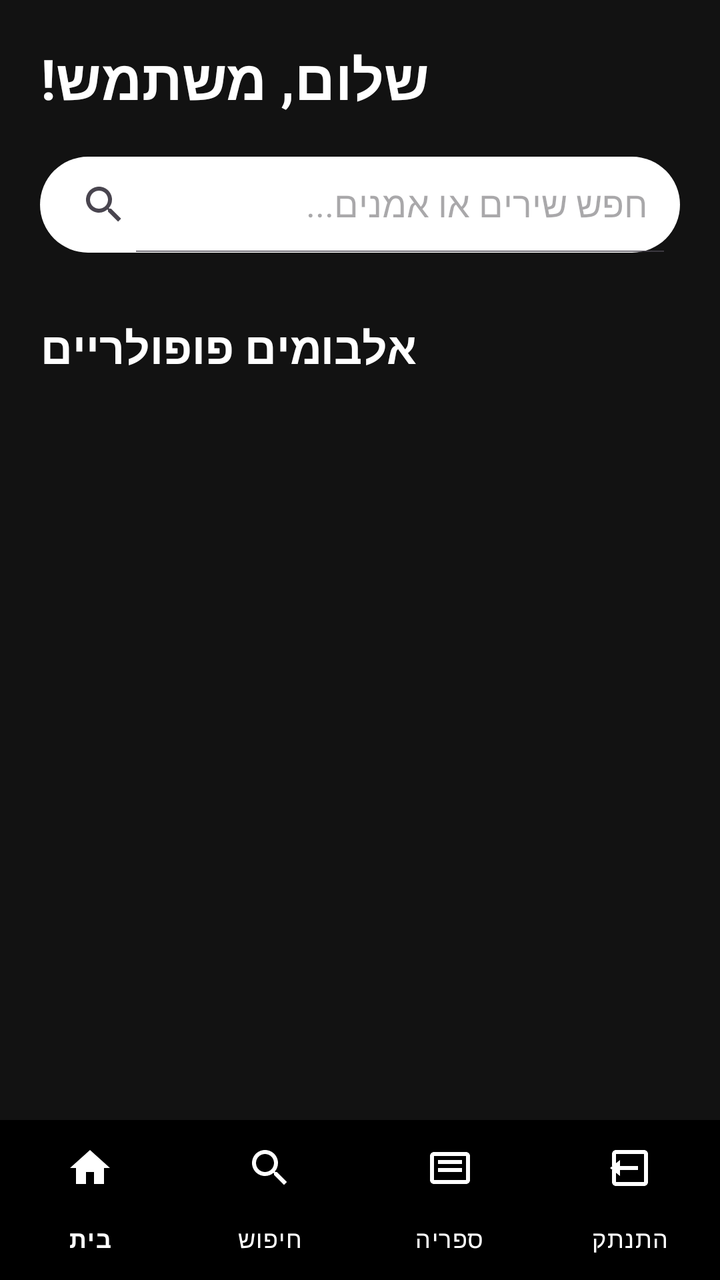
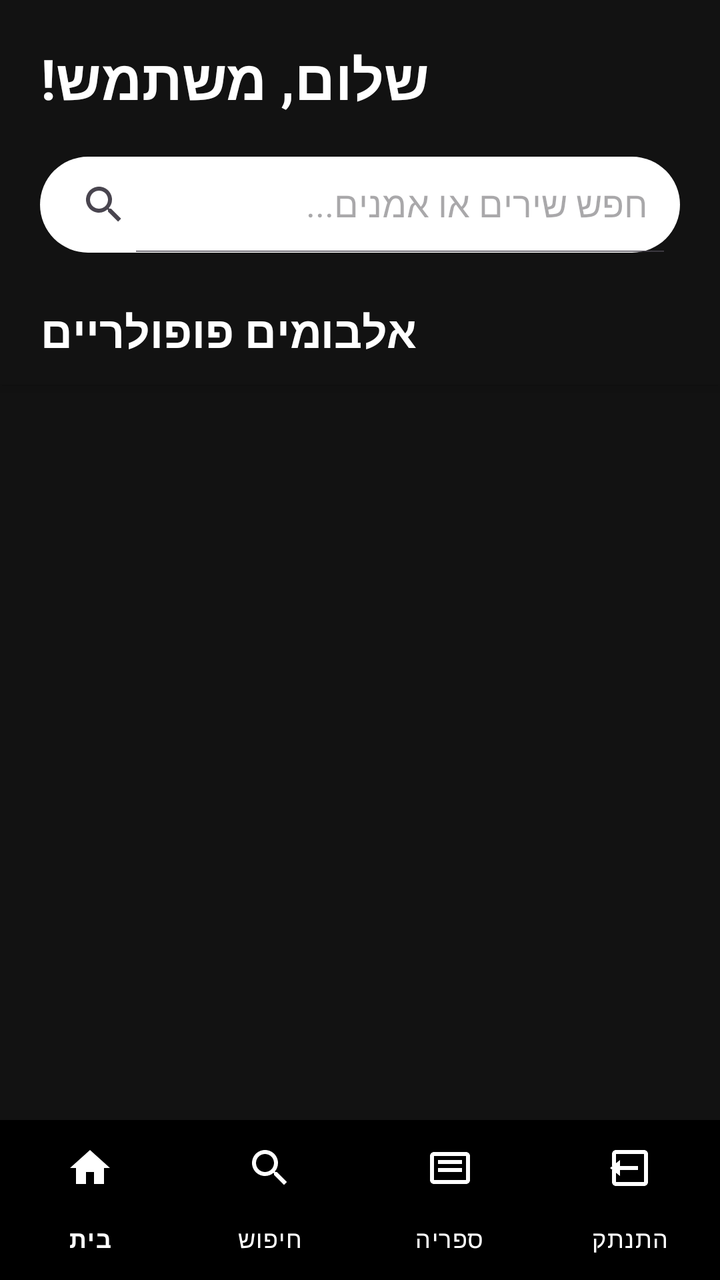

An Android layout rendered at two revisions. The XML below is the earlier revision; the diff shows what the commit changed to produce the second picture.
<!-- AndroidManifest.xml: application theme Theme.SpotifyClone -->
<!-- res/layout/activity_home.xml -->
<?xml version="1.0" encoding="utf-8"?>
<RelativeLayout xmlns:android="http://schemas.android.com/apk/res/android"
    xmlns:app="http://schemas.android.com/apk/res-auto"
    xmlns:tools="http://schemas.android.com/tools"
    android:layout_width="match_parent"
    android:layout_height="match_parent"
    android:background="#121212">

    <ScrollView
        android:id="@+id/mainContent"
        android:layout_width="match_parent"
        android:layout_height="match_parent"
        android:layout_above="@id/miniPlayer"
        android:fillViewport="true">

        <LinearLayout
            android:layout_width="match_parent"
            android:layout_height="wrap_content"
            android:orientation="vertical">

            <TextView
                android:id="@+id/welcomeText"
                android:layout_width="wrap_content"
                android:layout_height="wrap_content"
                android:text="שלום, משתמש!"
                android:textColor="#FFFFFF"
                android:textSize="28sp"
                android:textStyle="bold"
                android:layout_margin="20dp"
                android:layoutDirection="rtl" />

            <androidx.appcompat.widget.SearchView
                android:id="@+id/searchView"
                android:layout_width="match_parent"
                android:layout_height="wrap_content"
                android:layout_marginHorizontal="20dp"
                android:layout_marginBottom="16dp"
                android:background="@drawable/search_background"
                app:queryHint="חפש שירים או אמנים..."
                app:iconifiedByDefault="false"
                android:layoutDirection="rtl" />

            <HorizontalScrollView
                android:layout_width="match_parent"
                android:layout_height="wrap_content"
                android:scrollbars="none"
                android:layout_marginBottom="16dp">

                <LinearLayout
                    android:id="@+id/categoryContainer"
                    android:layout_width="wrap_content"
                    android:layout_height="wrap_content"
                    android:orientation="horizontal"
                    android:paddingStart="16dp"
                    android:paddingEnd="16dp"
                    android:layoutDirection="rtl" />
            </HorizontalScrollView>

            <TextView
                android:layout_width="wrap_content"
                android:layout_height="wrap_content"
                android:text="אלבומים פופולריים"
                android:textColor="#FFFFFF"
                android:textSize="22sp"
                android:textStyle="bold"
                android:layout_marginStart="20dp"
                android:layout_marginEnd="20dp"
                android:layout_marginBottom="12dp"
                android:layoutDirection="rtl" />

            <androidx.recyclerview.widget.RecyclerView
                android:id="@+id/recyclerView"
                android:layout_width="match_parent"
                android:layout_height="wrap_content"
                android:paddingStart="12dp"
                android:paddingEnd="12dp"
                android:clipToPadding="false"
                android:nestedScrollingEnabled="false"
                app:layoutManager="androidx.recyclerview.widget.GridLayoutManager"
                app:spanCount="2"
                tools:listitem="@layout/item_song" />

            <View
                android:layout_width="match_parent"
                android:layout_height="120dp" />

        </LinearLayout>
    </ScrollView>

    <LinearLayout
        android:id="@+id/miniPlayer"
        android:layout_width="match_parent"
        android:layout_height="70dp"
        android:layout_above="@id/bottom_navigation"
        android:background="#282828"
        android:orientation="horizontal"
        android:gravity="center_vertical"
        android:paddingStart="12dp"
        android:paddingEnd="12dp"
        android:visibility="gone"
        android:elevation="8dp">
    </LinearLayout>

    <com.google.android.material.bottomnavigation.BottomNavigationView
        android:id="@+id/bottom_navigation"
        android:layout_width="match_parent"
        android:layout_height="wrap_content"
        android:layout_alignParentBottom="true"
        android:background="#000000"
        app:itemIconTint="@android:color/white"
        app:itemTextColor="@android:color/white"
        app:menu="@menu/bottom_nav_menu"
        app:labelVisibilityMode="labeled" />

</RelativeLayout>
<!-- res/layout/item_song.xml (included above) -->
<?xml version="1.0" encoding="utf-8"?>
<androidx.cardview.widget.CardView
    xmlns:android="http://schemas.android.com/apk/res/android"
    xmlns:app="http://schemas.android.com/apk/res-auto"
    android:layout_width="match_parent"
    android:layout_height="wrap_content"
    android:layout_margin="8dp"
    app:cardCornerRadius="8dp"
    app:cardElevation="4dp">

    <LinearLayout
        android:layout_width="match_parent"
        android:layout_height="wrap_content"
        android:orientation="vertical"
        android:padding="8dp">

        <ImageView
            android:id="@+id/songImage"
            android:layout_width="match_parent"
            android:layout_height="120dp"
            android:scaleType="centerCrop"
            android:src="@drawable/ic_launcher_background" />

        <TextView
            android:id="@+id/songTitle"
            android:layout_width="match_parent"
            android:layout_height="wrap_content"
            android:layout_marginTop="4dp"
            android:ellipsize="end"
            android:maxLines="1"
            android:text="שם השיר"
            android:textColor="@android:color/black"
            android:textSize="14sp"
            android:textStyle="bold" />

        <TextView
            android:id="@+id/songArtist"
            android:layout_width="match_parent"
            android:layout_height="wrap_content"
            android:ellipsize="end"
            android:maxLines="1"
            android:text="שם האמן"
            android:textColor="@android:color/darker_gray"
            android:textSize="12sp" />

    </LinearLayout>
</androidx.cardview.widget.CardView>
<!-- resources referenced by this layout -->
<resources>
  <!-- drawable ic_launcher_background: vector/xml drawable (drawable, 4866 chars, omitted) -->
  <!-- drawable search_background (drawable) -->
  <?xml version="1.0" encoding="utf-8"?>
  <shape xmlns:android="http://schemas.android.com/apk/res/android">
      <solid android:color="#FFFFFF" />
      <corners android:radius="25dp" />
  </shape>
  <style name="Theme.SpotifyClone" parent="Base.Theme.SpotifyClone" />
  <style name="Base.Theme.SpotifyClone" parent="Theme.Material3.DayNight.NoActionBar">
          
          
      </style>
</resources>

<!-- the commit's change to res/layout/activity_home.xml (unified diff, before → after) -->
@@ -6,86 +6,77 @@
     android:layout_height="match_parent"
     android:background="#121212">
 
-    <ScrollView
-        android:id="@+id/mainContent"
+    <LinearLayout
+        android:id="@+id/headerContainer"
+        android:layout_width="match_parent"
+        android:layout_height="wrap_content"
+        android:orientation="vertical"
+        android:background="#121212"
+        android:elevation="4dp"
+        android:paddingBottom="8dp">
+
+        <TextView
+            android:id="@+id/welcomeText"
+            android:layout_width="wrap_content"
+            android:layout_height="wrap_content"
+            android:text="שלום, משתמש!"
+            android:textColor="#FFFFFF"
+            android:textSize="28sp"
+            android:textStyle="bold"
+            android:layout_margin="20dp"
+            android:layoutDirection="rtl" />
+
+        <androidx.appcompat.widget.SearchView
+            android:id="@+id/searchView"
+            android:layout_width="match_parent"
+            android:layout_height="wrap_content"
+            android:layout_marginHorizontal="20dp"
+            android:layout_marginBottom="16dp"
+            android:background="@drawable/search_background"
+            app:queryHint="חפש שירים או אמנים..."
+            app:iconifiedByDefault="false"
+            android:layoutDirection="rtl" />
+
+        <HorizontalScrollView
+            android:layout_width="match_parent"
+            android:layout_height="wrap_content"
+            android:scrollbars="none"
+            android:layout_marginBottom="8dp">
+
+            <LinearLayout
+                android:id="@+id/categoryContainer"
+                android:layout_width="wrap_content"
+                android:layout_height="wrap_content"
+                android:orientation="horizontal"
+                android:paddingStart="16dp"
+                android:paddingEnd="16dp"
+                android:layoutDirection="rtl" />
+        </HorizontalScrollView>
+
+        <TextView
+            android:layout_width="wrap_content"
+            android:layout_height="wrap_content"
+            android:text="אלבומים פופולריים"
+            android:textColor="#FFFFFF"
+            android:textSize="22sp"
+            android:textStyle="bold"
+            android:layout_marginStart="20dp"
+            android:layout_marginEnd="20dp"
+            android:layout_marginBottom="4dp"
+            android:layoutDirection="rtl" />
+    </LinearLayout>
+
+    <androidx.recyclerview.widget.RecyclerView
+        android:id="@+id/recyclerView"
         android:layout_width="match_parent"
         android:layout_height="match_parent"
+        android:layout_below="@id/headerContainer"
         android:layout_above="@id/miniPlayer"
-        android:fillViewport="true">
-
-        <LinearLayout
-            android:layout_width="match_parent"
-            android:layout_height="wrap_content"
-            android:orientation="vertical">
-
-            <TextView
-                android:id="@+id/welcomeText"
-                android:layout_width="wrap_content"
-                android:layout_height="wrap_content"
-                android:text="שלום, משתמש!"
-                android:textColor="#FFFFFF"
-                android:textSize="28sp"
-                android:textStyle="bold"
-                android:layout_margin="20dp"
-                android:layoutDirection="rtl" />
-
-            <androidx.appcompat.widget.SearchView
-                android:id="@+id/searchView"
-                android:layout_width="match_parent"
-                android:layout_height="wrap_content"
-                android:layout_marginHorizontal="20dp"
-                android:layout_marginBottom="16dp"
-                android:background="@drawable/search_background"
-                app:queryHint="חפש שירים או אמנים..."
-                app:iconifiedByDefault="false"
-                android:layoutDirection="rtl" />
-
-            <HorizontalScrollView
-                android:layout_width="match_parent"
-                android:layout_height="wrap_content"
-                android:scrollbars="none"
-                android:layout_marginBottom="16dp">
-
-                <LinearLayout
-                    android:id="@+id/categoryContainer"
-                    android:layout_width="wrap_content"
-                    android:layout_height="wrap_content"
-                    android:orientation="horizontal"
-                    android:paddingStart="16dp"
-                    android:paddingEnd="16dp"
-                    android:layoutDirection="rtl" />
-            </HorizontalScrollView>
-
-            <TextView
-                android:layout_width="wrap_content"
-                android:layout_height="wrap_content"
-                android:text="אלבומים פופולריים"
-                android:textColor="#FFFFFF"
-                android:textSize="22sp"
-                android:textStyle="bold"
-                android:layout_marginStart="20dp"
-                android:layout_marginEnd="20dp"
-                android:layout_marginBottom="12dp"
-                android:layoutDirection="rtl" />
-
-            <androidx.recyclerview.widget.RecyclerView
-                android:id="@+id/recyclerView"
-                android:layout_width="match_parent"
-                android:layout_height="wrap_content"
-                android:paddingStart="12dp"
-                android:paddingEnd="12dp"
-                android:clipToPadding="false"
-                android:nestedScrollingEnabled="false"
-                app:layoutManager="androidx.recyclerview.widget.GridLayoutManager"
-                app:spanCount="2"
-                tools:listitem="@layout/item_song" />
-
-            <View
-                android:layout_width="match_parent"
-                android:layout_height="120dp" />
-
-        </LinearLayout>
-    </ScrollView>
+        android:clipToPadding="false"
+        android:paddingStart="12dp"
+        android:paddingEnd="12dp"
+        android:paddingBottom="20dp"
+        tools:listitem="@layout/item_song" />
 
     <LinearLayout
         android:id="@+id/miniPlayer"
